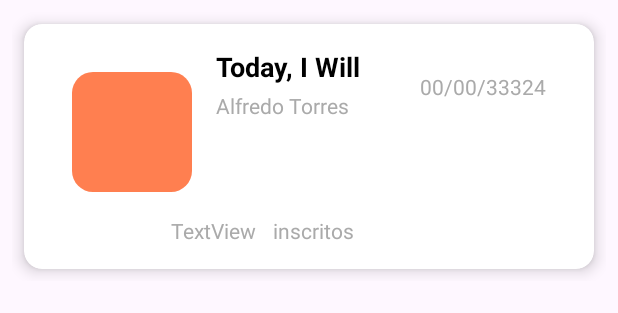
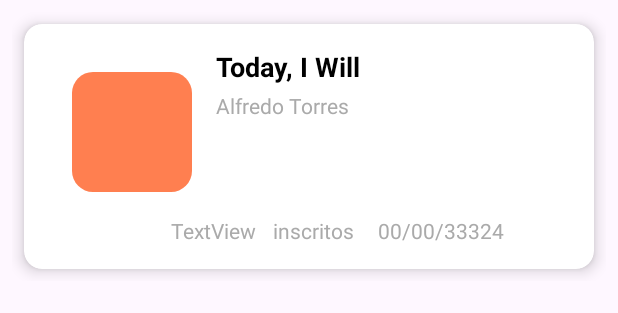
Before and after one commit to Intro-CompuMovil/SpotVibe, an Android app: the layout item_event.xml on its own in the app's theme, with its tools: preview values and no code run, on a phone screen of 412 x 824 dp. Shown: the top 313 px of the screen. Run offline under Robolectric (Android 15) with nearby library versions, the phone set to English and light mode, and no system bars.

Commit message:
estilo item evento modificado

```diff
--- a/app/src/main/res/layout/item_event.xml
+++ b/app/src/main/res/layout/item_event.xml
@@ -63,16 +63,6 @@
                         android:textColor="@android:color/darker_gray"
                         android:textSize="14sp"/>
                 </LinearLayout>
-
-                <TextView
-                    android:id="@+id/textViewfecha"
-                    android:layout_width="wrap_content"
-                    android:layout_height="wrap_content"
-                    android:text="00/00/33324"
-                    android:textColor="@android:color/darker_gray"
-                    android:layout_gravity="top|end"
-                    android:layout_marginTop="16dp"
-                    android:layout_marginEnd="16dp"/>
             </LinearLayout>
 
             <LinearLayout
@@ -96,6 +86,14 @@
                     android:text=" inscritos"
                     android:textColor="@android:color/darker_gray"
                     android:layout_marginStart="8dp"/>
+
+                <TextView
+                    android:id="@+id/textViewfecha"
+                    android:layout_width="wrap_content"
+                    android:layout_height="wrap_content"
+                    android:text="00/00/33324"
+                    android:textColor="@android:color/darker_gray"
+                    android:layout_marginStart="16dp"/>
             </LinearLayout>
         </LinearLayout>
     </androidx.cardview.widget.CardView>
```
